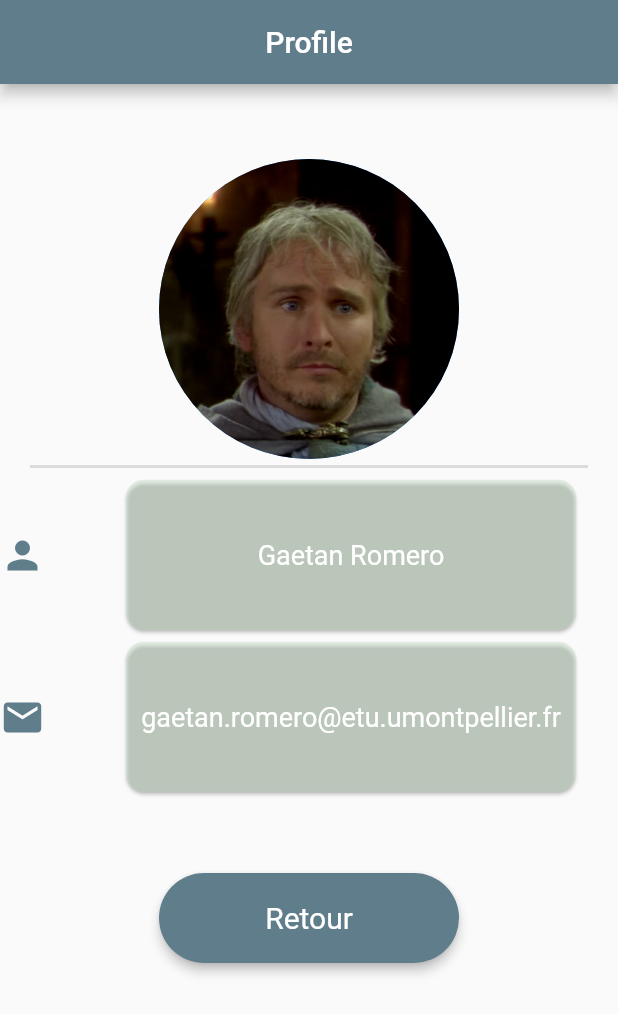
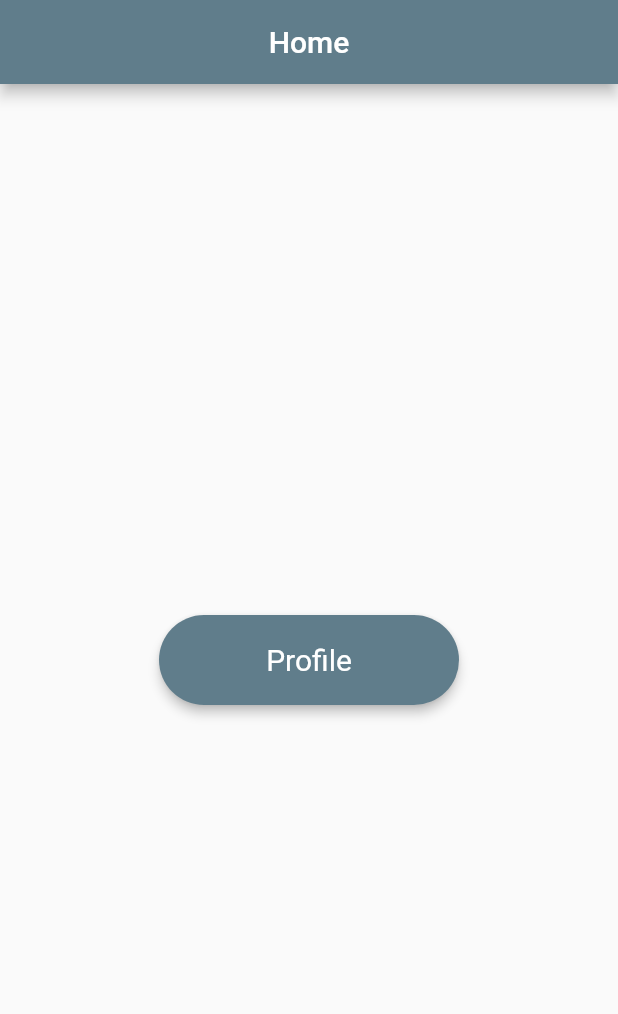
Before and after one commit to gaetanrm/M2, a Flutter app: the screen it shows after launch, on a phone screen of 412 x 824 dp. Shown: the top 1014 px of the screen. Run offline on Flutter 3.47's test engine with Material 2 defaults, Android fonts, the phone set to English and light mode, and no system bars.

Commit message:
just a few change

```diff
--- a/HAI912I - Développement mobile avancé, IoT et embarqué /tp1_flutter/lib/main.dart
+++ b/HAI912I - Développement mobile avancé, IoT et embarqué /tp1_flutter/lib/main.dart
@@ -8,15 +8,52 @@ class MyApp extends StatelessWidget {
   @override
   Widget build(BuildContext context) {
     return MaterialApp( // une application utilisant Material Design
-        title: 'My First Flutter App',
         theme: ThemeData(
           colorScheme: ColorScheme.fromSwatch(primarySwatch: Colors.blueGrey),
           textTheme: const TextTheme(bodyText2: TextStyle(color: Colors.white)),
-        ), // données relatives au thème choisi
-        home: const ProfileHomePage(), // le widget de la page d'accueil
+        ),
+        initialRoute: '/',
+        routes: {
+          // When navigating to the "/" route, build the Home widget.
+          '/': (context) => const HomePage(),
+          // When navigating to the "/second" route, build the Profile widget.
+          '/profile': (context) => const ProfileHomePage(),
+          // données relatives au thème choisi
+        }
     );
   }
 }
+
+class HomePage extends StatelessWidget {
+  const HomePage({Key? key}) : super(key: key);
+
+  @override
+  Widget build(BuildContext context) {
+    return Scaffold(
+      appBar: AppBar(
+        title: const Center(
+          child: Text('Home'),
+        ),
+      ),
+      body: Center(
+        child: ElevatedButton(
+          style: ElevatedButton.styleFrom(
+            elevation: 3,
+            shape: RoundedRectangleBorder(
+                borderRadius: BorderRadius.circular(32.0)),
+            minimumSize: const Size(200, 60), //////// HERE
+            textStyle: const TextStyle(fontSize: 20),
+          ),
+          onPressed: () {
+            Navigator.pushNamed(context, '/profile');
+          },
+          child: const Text('Profile'),
+        ),
+      ),
+    );
+  }
+}
+
 // Le widget de notre page d'accueil
 class ProfileHomePage extends StatelessWidget {
   const ProfileHomePage({Key? key}) : super(key: key);
@@ -27,8 +64,6 @@ class ProfileHomePage extends StatelessWidget {
           title: const Center(
             child: Text('Profile'),
           ),
-
-          centerTitle: false,
       ),
       body: BodyApp(),
     );
@@ -87,7 +122,9 @@ class BodyApp extends StatelessWidget {
                 minimumSize: const Size(200, 60), //////// HERE
                 textStyle: const TextStyle(fontSize: 20),
               ),
-              onPressed: () {},
+              onPressed: () {
+                Navigator.pushNamed(context, '/');
+              },
               child: const Text('Retour'),
             ),
           ]
```
